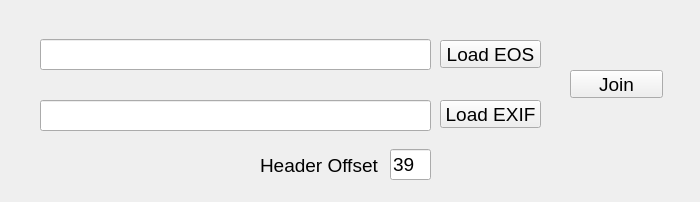
Above: joinData.ui from HakaiInstitute/EOS-EXIF-Join before the change. Below: the same form after it.
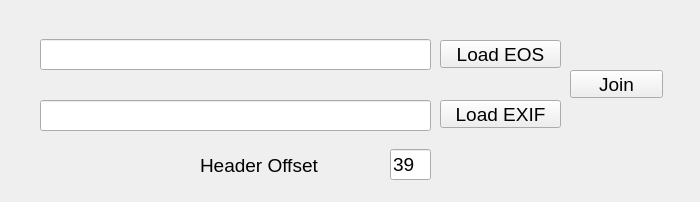
That is the form after the change.

Diff of the .ui file:
```diff
--- a/joinData.ui
+++ b/joinData.ui
@@ -18,7 +18,7 @@
     <rect>
      <x>440</x>
      <y>40</y>
-     <width>101</width>
+     <width>121</width>
      <height>28</height>
     </rect>
    </property>
@@ -36,7 +36,7 @@
     <rect>
      <x>440</x>
      <y>100</y>
-     <width>101</width>
+     <width>121</width>
      <height>28</height>
     </rect>
    </property>
@@ -70,9 +70,9 @@
   <widget class="QLabel" name="label">
    <property name="geometry">
     <rect>
-     <x>260</x>
+     <x>200</x>
      <y>150</y>
-     <width>121</width>
+     <width>191</width>
      <height>31</height>
     </rect>
    </property>
```
